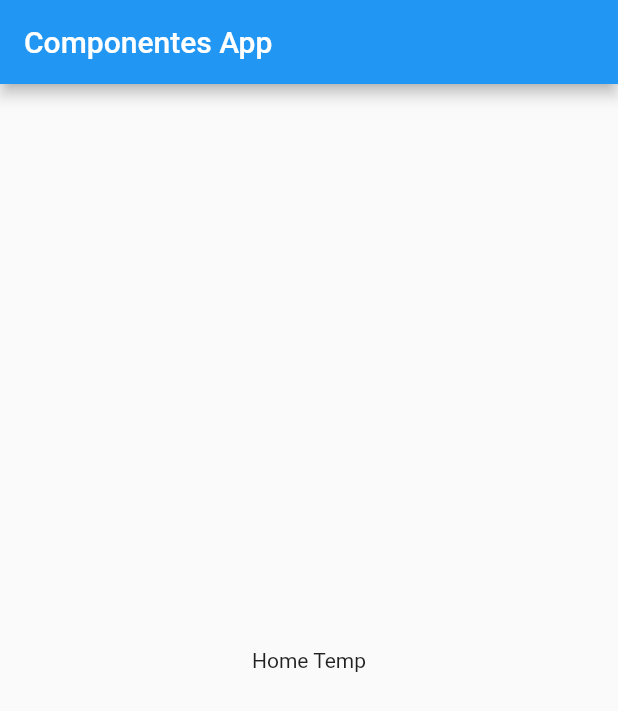
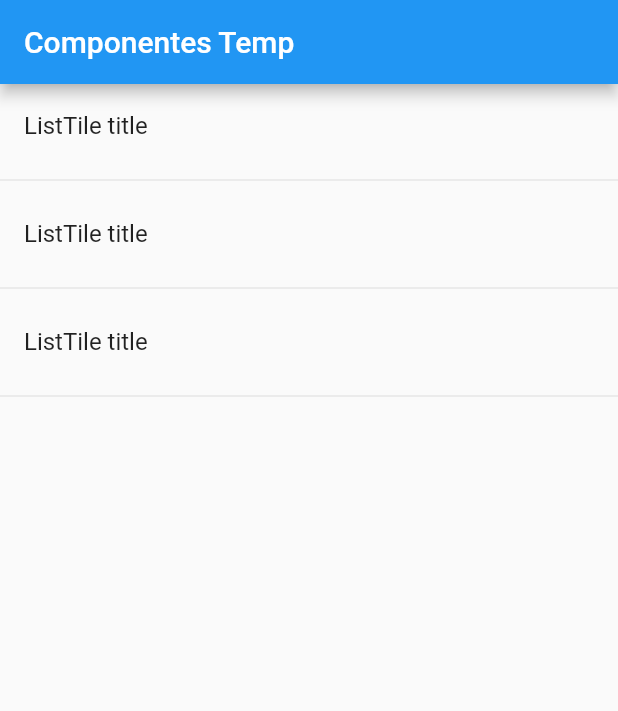
Before and after one commit to Gnico10/flutter_componentes, a Flutter app: the screen it shows after launch, on a phone screen of 412 x 824 dp. Shown: the top 711 px of the screen. Run offline on Flutter 3.47's test engine with Material 2 defaults, Android fonts, the phone set to English and light mode, and no system bars.

Commit message:
Uso de ListView y ListTile.

```diff
--- a/lib/main.dart
+++ b/lib/main.dart
@@ -9,12 +9,7 @@ class MyApp extends StatelessWidget {
     return MaterialApp(
       title: 'Material App',
       debugShowCheckedModeBanner: false,
-      home: Scaffold(
-        appBar: AppBar(
-          title: Text('Componentes App'),
-        ),
-        body: HomePageTemp(),
-      ),
+      home: HomePageTemp(),
     );
   }
 }
--- a/lib/src/pages/home_temp.dart
+++ b/lib/src/pages/home_temp.dart
@@ -3,9 +3,25 @@ import 'package:flutter/material.dart';
 class HomePageTemp extends StatelessWidget {
   @override
   Widget build(BuildContext context) {
-    return Container(
-      child: Center(
-        child: Text('Home Temp'),
+    return Scaffold(
+      appBar: AppBar(
+        title: Text('Componentes Temp'),
+      ),
+      body: ListView(
+        children: [
+          ListTile(
+            title: Text('ListTile title'),
+          ),
+          Divider(),
+          ListTile(
+            title: Text('ListTile title'),
+          ),
+          Divider(),
+          ListTile(
+            title: Text('ListTile title'),
+          ),
+          Divider(),
+        ],
       ),
     );
   }
```
